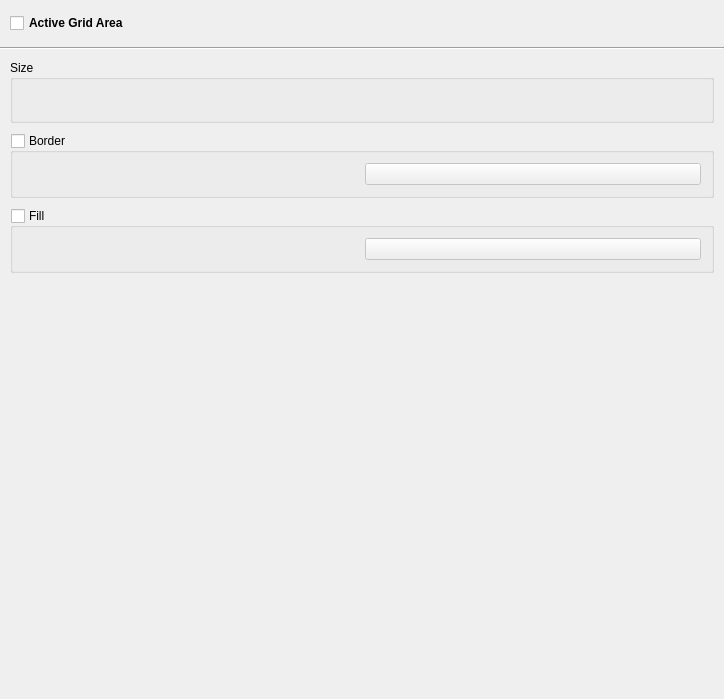
Qt form src/airunner/widgets/active_grid_settings/templates/active_grid_settings.ui (Capsize-Games/airunner) before a commit.
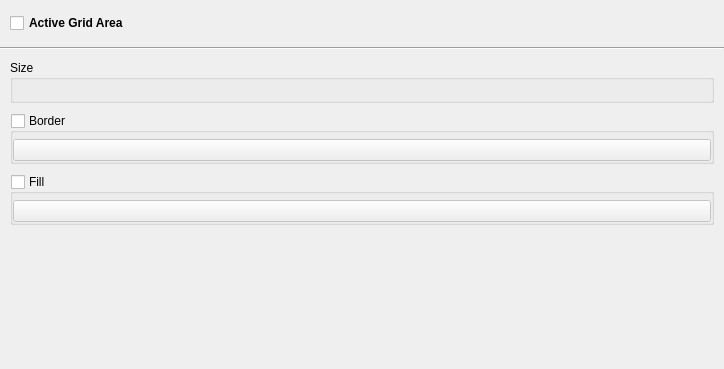
The same form after that commit. Custom widgets are drawn as their Qt base class.

The edit to the form file:
```diff
--- a/src/airunner/widgets/active_grid_settings/templates/active_grid_settings.ui
+++ b/src/airunner/widgets/active_grid_settings/templates/active_grid_settings.ui
@@ -7,7 +7,7 @@
     <x>0</x>
     <y>0</y>
     <width>724</width>
-    <height>699</height>
+    <height>369</height>
    </rect>
   </property>
   <property name="windowTitle">
@@ -98,7 +98,7 @@
         <x>0</x>
         <y>0</y>
         <width>724</width>
-        <height>639</height>
+        <height>309</height>
        </rect>
       </property>
       <layout class="QGridLayout" name="gridLayout_3">
@@ -139,16 +139,16 @@
          </property>
          <layout class="QHBoxLayout" name="horizontalLayout">
           <property name="leftMargin">
-           <number>10</number>
+           <number>0</number>
           </property>
           <property name="topMargin">
-           <number>10</number>
+           <number>0</number>
           </property>
           <property name="rightMargin">
-           <number>10</number>
+           <number>0</number>
           </property>
           <property name="bottomMargin">
-           <number>10</number>
+           <number>0</number>
           </property>
           <item>
            <widget class="SliderWidget" name="width_slider_widget" native="true">
@@ -268,20 +268,20 @@
          <property name="checked">
           <bool>false</bool>
          </property>
-         <layout class="QHBoxLayout" name="horizontalLayout_2">
+         <layout class="QGridLayout" name="gridLayout_4">
           <property name="leftMargin">
-           <number>10</number>
+           <number>0</number>
           </property>
           <property name="topMargin">
-           <number>10</number>
+           <number>0</number>
           </property>
           <property name="rightMargin">
-           <number>10</number>
+           <number>0</number>
           </property>
           <property name="bottomMargin">
-           <number>10</number>
+           <number>0</number>
           </property>
-          <item>
+          <item row="0" column="0">
            <widget class="SliderWidget" name="border_opacity_slider_widget" native="true">
             <property name="spinbox_single_step" stdset="0">
              <double>0.010000000000000</double>
@@ -321,7 +321,7 @@
             </property>
            </widget>
           </item>
-          <item>
+          <item row="1" column="0">
            <widget class="QPushButton" name="border_choose_color_button">
             <property name="sizePolicy">
              <sizepolicy hsizetype="Minimum" vsizetype="Preferred">
@@ -363,18 +363,18 @@
          <property name="checked">
           <bool>false</bool>
          </property>
-         <layout class="QHBoxLayout" name="horizontalLayout_3">
+         <layout class="QGridLayout" name="gridLayout_5">
           <property name="leftMargin">
-           <number>10</number>
+           <number>0</number>
           </property>
           <property name="topMargin">
-           <number>10</number>
+           <number>0</number>
           </property>
           <property name="rightMargin">
-           <number>10</number>
+           <number>0</number>
           </property>
           <property name="bottomMargin">
-           <number>10</number>
+           <number>0</number>
           </property>
           <item>
            <widget class="SliderWidget" name="fill_opacity_slider_widget" native="true">
@@ -416,7 +416,7 @@
             </property>
            </widget>
           </item>
-          <item>
+          <item row="1" column="0">
            <widget class="QPushButton" name="fill_choose_color_button">
             <property name="sizePolicy">
              <sizepolicy hsizetype="Minimum" vsizetype="Preferred">
```
Left out of the diff: 2 changed lines with no effect on the pictures.
